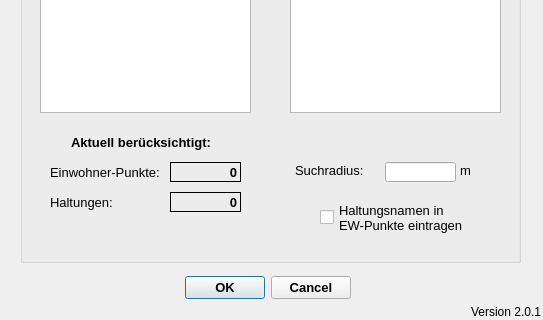
Before: the Qt Designer form qkan/linkflaechen/resources/application_createlineew.ui in hoettges/QKan, drawn with Qt 5; both pictures show x 0 to 543 and y 148 to 468 of the 543 by 468 pixel window.
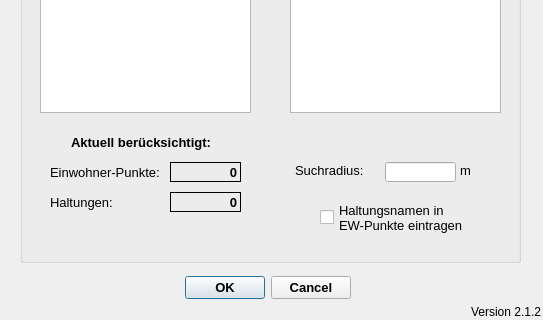
After: the same form once the commit is applied.

```diff
--- a/qkan/linkflaechen/resources/application_createlineew.ui
+++ b/qkan/linkflaechen/resources/application_createlineew.ui
@@ -39,25 +39,6 @@
     <set>QDialogButtonBox::Cancel|QDialogButtonBox::Ok</set>
    </property>
   </widget>
-  <widget class="QLabel" name="label_3">
-   <property name="geometry">
-    <rect>
-     <x>470</x>
-     <y>450</y>
-     <width>71</width>
-     <height>20</height>
-    </rect>
-   </property>
-   <property name="toolTip">
-    <string>Version QKan Import</string>
-   </property>
-   <property name="text">
-    <string>Version 2.0.1</string>
-   </property>
-   <property name="alignment">
-    <set>Qt::AlignRight|Qt::AlignTrailing|Qt::AlignVCenter</set>
-   </property>
-  </widget>
   <widget class="QGroupBox" name="groupBox_2">
    <property name="geometry">
     <rect>
@@ -430,6 +411,25 @@
     </property>
    </widget>
   </widget>
+  <widget class="QLabel" name="lb_version">
+   <property name="geometry">
+    <rect>
+     <x>470</x>
+     <y>450</y>
+     <width>71</width>
+     <height>20</height>
+    </rect>
+   </property>
+   <property name="toolTip">
+    <string>Version QKan Import</string>
+   </property>
+   <property name="text">
+    <string>Version 2.1.2</string>
+   </property>
+   <property name="alignment">
+    <set>Qt::AlignRight|Qt::AlignTrailing|Qt::AlignVCenter</set>
+   </property>
+  </widget>
  </widget>
  <resources/>
  <connections>
```
